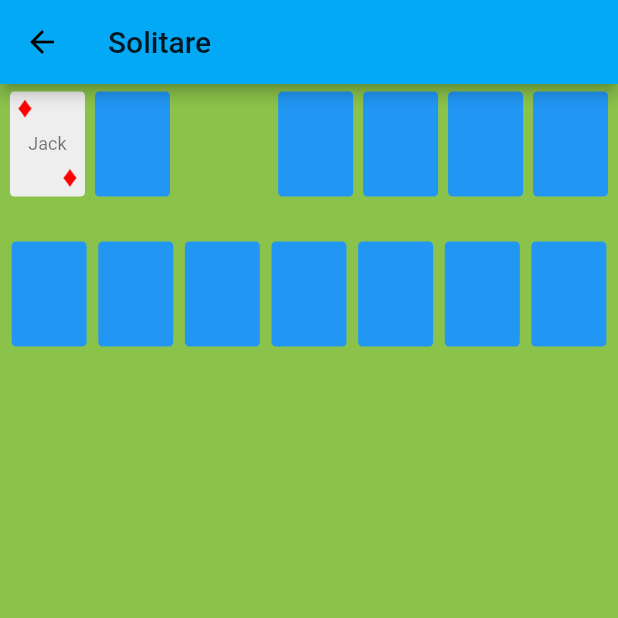
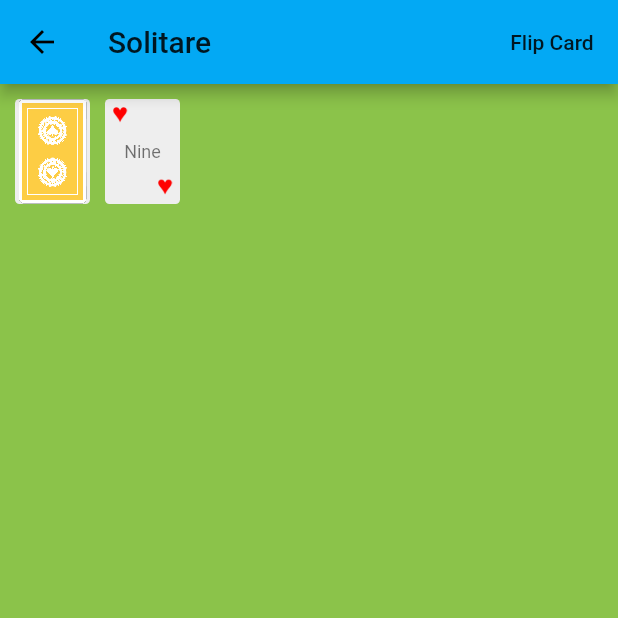
Before and after one commit to Jdools05/card_games, a Flutter app: the SolitairePage screen opened directly, on a phone screen of 412 x 824 dp, the top half of it. Run offline on Flutter 3.47's test engine with Material 2 defaults, Android fonts, the phone set to English and light mode, and no system bars.

Commit message:
There is an error, see if you can fix it!

```diff
--- a/lib/pages/solitaire_page.dart
+++ b/lib/pages/solitaire_page.dart
@@ -1,3 +1,6 @@
+import 'dart:math';
+
+import 'package:cardgames/widgets/animated_flippable_widget.dart';
 import 'package:cardgames/widgets/draggable_playing_card.dart';
 import 'package:cardgames/widgets/playing_card.dart';
 import 'package:cardgames/widgets/playing_card_drag_target.dart';
@@ -17,7 +20,9 @@ class SolitairePage extends StatefulWidget {
 }
 
 
-class _SolitairePageState extends State<SolitairePage> {
+class _SolitairePageState extends State<SolitairePage> with SingleTickerProviderStateMixin {
+
+  AnimationController _controller;
 
   final cont = Container(
     width: 50,
@@ -30,15 +35,18 @@ class _SolitairePageState extends State<SolitairePage> {
 
   @override
   void initState(){
-    super.initState();
+    _controller = new AnimationController(vsync: this, duration: Duration(milliseconds: 500));
     SystemChrome.setPreferredOrientations([
       DeviceOrientation.portraitDown,
       DeviceOrientation.portraitUp,
     ]);
+    super.initState();
   }
 
   @override
   Widget build(BuildContext context) {
+    var unknownDeck = _getFaceDownDeck(context);
+    var openDeck = _getFaceUpDeck(context);
     return ChangeNotifierProvider<SolitaireProvider>(
       create: (context) => SolitaireProvider(random: Provider.of<MainProvider>(context, listen: false).random),
       child: Builder(
@@ -48,86 +56,74 @@ class _SolitairePageState extends State<SolitairePage> {
             backgroundColor: Colors.lightGreen,
             appBar: AppBar(
               title: Text('Solitare'),
+              actions: <Widget>[
+                FlatButton(onPressed: () {
+                  if (_controller.status == AnimationStatus.dismissed) _controller.forward();
+                  else if (_controller.status == AnimationStatus.completed) _controller.reverse();
+                },
+                  child: Text("Flip Card")
+                )
+              ],
             ),
-            body: Column(
-              mainAxisAlignment: MainAxisAlignment.start,
-              children: [
-                SizedBox.fromSize(
-                  size: Size.fromHeight(80),
-                  child: Flex(
-                    mainAxisAlignment: MainAxisAlignment.spaceEvenly,
-                    direction: Axis.horizontal,
-                    children: [
-                      Flexible(flex: 1, child: Builder(
-                        builder: (context) {
-                          var card = pageProvider.unknownCards.last.toWidget();
-                          return DraggablePlayingCard(
-                            childWhileDragging: Image.asset('assets/cards/yellow_back.png'),
-                            key: ValueKey(card.card.suit.name + card.card.value.name),
-                            card: pageProvider.unknownCards.last.toWidget(),
-                            onDragEnd: (d) {
-                              if (d.wasAccepted) {
-                                print("Card accepted");
-                                pageProvider.removeLastCard();
-                              }
-                            },
-                          );
-                        }
-                      )),
-                      Flexible(flex: 1, child: PlayingCardDragTarget(child: cont)),
-                      Spacer(),
-                      ...List.filled(4, Flexible(flex: 1, child: PlayingCardDragTarget(child: cont))),
-                    ],
-                  ),
+            body: Padding(
+              padding: const EdgeInsets.all(10.0),
+              child: LayoutBuilder(
+                builder: (context, constraints) => Stack(
+                  alignment: Alignment.center,
+                  children: <Widget>[
+                    Positioned(
+                      top: 0,
+                      left: 50,
+                      child: unknownDeck,
+                    ),
+                    Positioned(
+                      top: 0,
+                      left: 60,
+                      child: openDeck,
+                    )
+                  ].reversed.toList(),
                 ),
-                SizedBox.fromSize(
-                  size: Size.fromHeight(120),
-                  child: Flex(
-                    mainAxisAlignment: MainAxisAlignment.spaceEvenly,
-                    direction: Axis.horizontal,
-                    children: [
-                      ...List.filled(7, Flexible(flex: 1, child: PlayingCardDragTarget(child: cont))),
-                    ],
-                  ),
-                ),
-              ],
+              ),
             )
           );
         },
       ),
     );
   }
+
+  Widget _getFaceDownDeck(BuildContext context) {
+    return Consumer<SolitaireProvider>(
+      builder: (context, pageProvider, child) {
+        PlayingCard currentCard = pageProvider.unknownCards.last;
+        return AnimatedFlippableWidget(
+          alignment: Alignment.centerLeft,
+          key: ValueKey(currentCard.suit.name + currentCard.value.value),
+          builder: (context, rotationZ, offset) {
+            currentCard.faceUp = rotationZ.value < -3*pi/2;
+            if (_controller.status == AnimationStatus.completed) {
+              pageProvider.cardDeckOpened.add(currentCard);
+              pageProvider.removeLastCard(pageProvider.unknownCards);
+              print("Transfered card!");
+            }
+            return currentCard.toWidget();
+          },
+          position: Tween<Offset>(
+            begin: Offset.zero,
+            end: const Offset(10, 0),
+          ),
+          controller: _controller,
+        );
+      },
+    );
+  }
+
+  Widget _getFaceUpDeck(BuildContext context) {
+    return Consumer<SolitaireProvider>(
+      builder: (context, pageProvider, child) {
+        PlayingCard currentCard = pageProvider.cardDeckOpened.last;
+        currentCard.flip();
+        return currentCard.toWidget();
+      },
+    );
+  }
 }
-
-//Draggable<String>(
-//child: pageProvider.cardDeckOpened[0].image,
-//feedback: pageProvider.cardDeckOpened[0].image,
-//childWhenDragging: Container(),
-//data: 'Card',
-//),
-
-//Container(
-//child: DragTarget<String>(
-//builder: (context, List<String> candidateData, rejectedData) {
-//return accepted ? Padding(
-//padding: EdgeInsets.only(top: 100.0),
-//child: Container(
-//width: 100,
-//height: 200,
-//color: Colors.black,
-//child: pageProvider.cardDeckOpened[0].image,
-//),
-//) : Container(
-//width: 100,
-//height: 200,
-//color: Colors.blue,
-//);
-//}, onWillAccept: (data) {
-//return true;
-//}, onAccept: (data) {
-//setState(() {
-//accepted = true;
-//});
-//},
-//),
-//),
--- a/lib/providers/solitaire_provider.dart
+++ b/lib/providers/solitaire_provider.dart
@@ -124,8 +124,8 @@ class SolitaireProvider with ChangeNotifier {
     notifyListeners();
   }
 
-  void removeLastCard() {
-    _unknownCards.removeLast();
+  void removeLastCard(List<PlayingCard> list) {
+    list.removeLast();
     notifyListeners();
   }
 
--- /dev/null
+++ b/lib/widgets/animated_flippable_widget.dart
@@ -0,0 +1,76 @@
+import 'dart:math';
+import 'package:cardgames/widgets/playing_card.dart';
+import 'package:flutter/cupertino.dart';
+
+typedef AnimatedFlippableBuilder = Widget Function(BuildContext context, Animation<double> rotation, Animation<Offset> position);
+
+class AnimatedFlippableWidget extends StatefulWidget {
+  final Tween<double> rotation;
+  final Alignment alignment;
+  final Tween<Offset> position;
+  final double zOffset;
+  final void Function(AnimationController) onTap;
+  final AnimatedFlippableBuilder builder;
+  final AnimationController controller;
+
+  const AnimatedFlippableWidget({
+    Key key,
+    this.rotation,
+    this.position,
+    this.onTap,
+    this.zOffset: 0.006,
+    this.alignment: Alignment.centerRight,
+    this.builder,
+    @required this.controller,
+  }) : super(key: key);
+
+  @override
+  AnimatedFlippableWidgetState createState() => AnimatedFlippableWidgetState(controller);
+}
+
+class AnimatedFlippableWidgetState extends State<AnimatedFlippableWidget>{
+
+  AnimationController _controller;
+  Animation<double> _rot;
+  Animation<Offset> _pos;
+
+
+  AnimatedFlippableWidgetState(this._controller);
+
+  @override
+  void initState() {
+    _controller.addListener(() => setState((){}));
+    _rot = (widget.rotation ?? Tween<double>(begin: -pi, end: -2*pi)).animate(_controller);
+    _pos = (widget.position ?? Tween<Offset>(begin: Offset(0.1, 0.1), end: Offset(0.3, 0.1))).animate(_controller);
+    super.initState();
+  }
+
+  @override
+  Widget build(BuildContext context) {
+    return GestureDetector(
+        onTap: () {
+          if (widget.onTap == null) return widget.onTap(_controller);
+
+          if (_controller.status == AnimationStatus.dismissed) _controller.forward();
+          else if (_controller.status == AnimationStatus.completed) _controller.reverse();
+        },
+        child: Transform(
+          transform: Matrix4.identity()..setEntry(3, 2, widget.zOffset)..rotateY(_rot.value)..translate(_pos.value.dx, _pos.value.dy),
+          alignment: widget.alignment,
+          child: widget.builder(context, _rot, _pos),
+        )
+    );
+  }
+
+  @override
+  void dispose() {
+    _controller.dispose();
+    super.dispose();
+  }
+
+  void flip() {
+    if (_controller.status == AnimationStatus.dismissed) _controller.forward();
+    else if (_controller.status == AnimationStatus.completed) _controller.reverse();
+  }
+
+}
--- a/lib/widgets/playing_card.dart
+++ b/lib/widgets/playing_card.dart
@@ -48,7 +48,7 @@ class _PlayingCardWidgetState extends State<PlayingCardWidget> {
               child: image,
             )
           ],
-        ) : Image.asset("assets/cards/yellow_back.png"),
+        ) : Image.asset("assets/cards/yellow_back.png", width: 50, height: 70),
       ),
     );
   }
```
